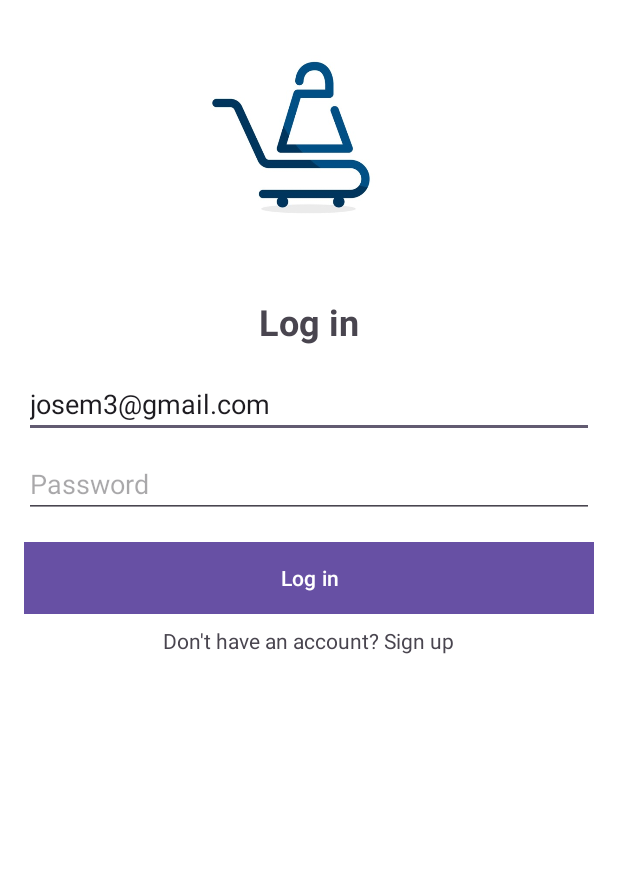
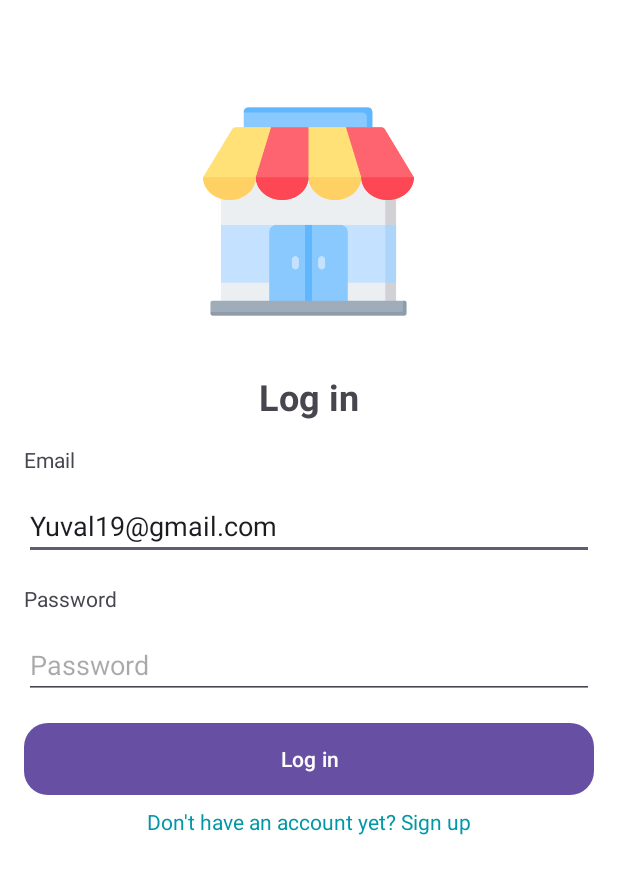
Before and after one commit to YuvalShaybak8/eaSYshop, an Android app: the layout fragment_login.xml on its own in the app's theme, with its tools: preview values and no code run, on a phone screen of 412 x 824 dp. Shown: the top 874 px of the screen. Run offline under Robolectric (Android 15) with nearby library versions, the phone set to English and light mode, and no system bars.

Commit message:
fragment_login.xml finished

```diff
--- /dev/null
+++ b/app/src/main/res/drawable/rounded_button.xml
@@ -0,0 +1,4 @@
+<shape xmlns:android="http://schemas.android.com/apk/res/android">
+    <corners android:radius="16dp"/>
+    <solid android:color="@color/colorAccent"/>
+</shape>
--- a/app/src/main/res/layout/fragment_login.xml
+++ b/app/src/main/res/layout/fragment_login.xml
@@ -6,12 +6,17 @@
     android:background="@color/colorBackground"
     android:padding="16dp">
 
+    <!-- Spacer to lower all elements on the screen -->
+    <View
+        android:layout_width="match_parent"
+        android:layout_height="50dp" />
+
     <ImageView
         android:layout_width="150dp"
         android:layout_height="150dp"
-        android:src="@drawable/logo"
         android:layout_gravity="center_horizontal"
-        android:contentDescription="@string/app_logo" />
+        android:contentDescription="@string/app_logo"
+        android:src="@drawable/logo" />
 
     <TextView
         android:layout_width="wrap_content"
@@ -22,14 +27,32 @@
         android:layout_marginTop="32dp"
         android:layout_gravity="center_horizontal" />
 
+    <!-- Email Label -->
+    <TextView
+        android:layout_width="wrap_content"
+        android:layout_height="wrap_content"
+        android:text="Email"
+        android:layout_marginTop="16dp"
+        android:layout_marginBottom="4dp"
+        android:layout_gravity="start" />
+
     <EditText
         android:id="@+id/emailEditText"
         android:layout_width="match_parent"
         android:layout_height="wrap_content"
         android:hint="@string/email"
         android:inputType="textEmailAddress"
-        android:text="josem3@gmail.com"
-        android:layout_marginTop="16dp" />
+        android:text="Yuval19@gmail.com"
+        android:layout_marginTop="8dp" />
+
+    <!-- Password Label -->
+    <TextView
+        android:layout_width="wrap_content"
+        android:layout_height="wrap_content"
+        android:text="Password"
+        android:layout_marginTop="16dp"
+        android:layout_marginBottom="4dp"
+        android:layout_gravity="start" />
 
     <EditText
         android:id="@+id/passwordEditText"
@@ -44,15 +67,19 @@
         android:layout_width="match_parent"
         android:layout_height="wrap_content"
         android:text="@string/login"
-        android:background="@color/colorAccent"
+        android:background="@drawable/rounded_button"
         android:textColor="@android:color/white"
         android:layout_marginTop="16dp" />
 
     <TextView
+        android:id="@+id/signUpButton"
         android:layout_width="wrap_content"
         android:layout_height="wrap_content"
-        android:text="@string/no_account"
         android:layout_gravity="center_horizontal"
-        android:layout_marginTop="8dp" />
+        android:layout_marginTop="8dp"
+        android:text="Don\'t have an account yet? Sign up"
+        android:textColor="@color/colorPrimaryDark"
+        android:clickable="true"
+        android:focusable="true" />
 
 </LinearLayout>
--- a/app/src/main/res/values/strings.xml
+++ b/app/src/main/res/values/strings.xml
@@ -3,6 +3,6 @@
     <string name="login">Log in</string>
     <string name="email">Email</string>
     <string name="password">Password</string>
-    <string name="no_account">Don\'t have an account? Sign up</string>
+    <string name="no_account">Don\'t have an account yet? Sign up</string>
     <string name="app_logo">eaSYshop Logo</string>
 </resources>
```
Also changed, not shown: app/src/main/res/drawable/logo.jpg (deleted), app/src/main/res/drawable/logo.png (added).
